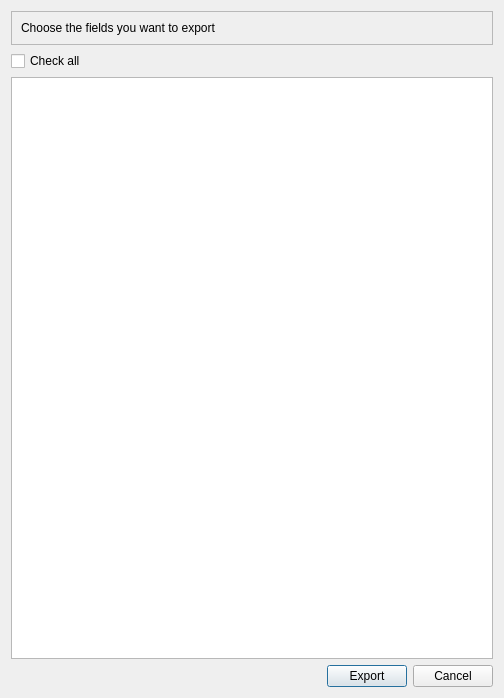
Old version of the form export_option_dialog.ui in the repository WilsonImmunologyLab/VGenes.
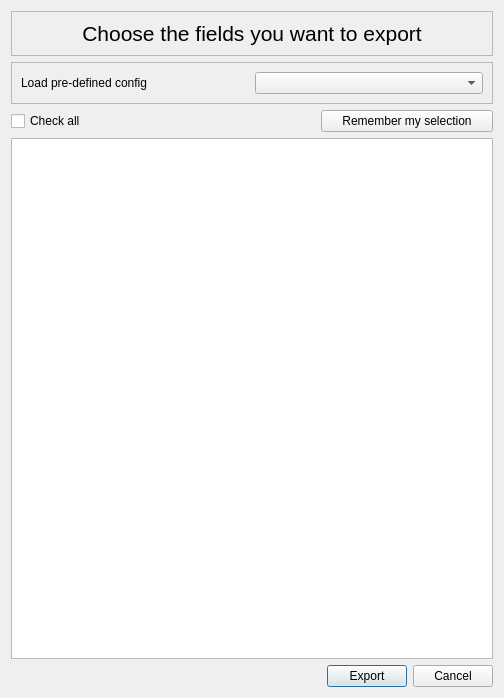
New version of the form.

Commit message: Add config function for CSV export

Patch:
```diff
--- a/export_option_dialog.ui
+++ b/export_option_dialog.ui
@@ -13,37 +13,38 @@
   <property name="windowTitle">
    <string>Dialog</string>
   </property>
-  <layout class="QGridLayout" name="gridLayout_2">
-   <item row="0" column="0" colspan="3">
-    <widget class="QFrame" name="frame">
-     <property name="frameShape">
-      <enum>QFrame::StyledPanel</enum>
+  <layout class="QGridLayout" name="gridLayout_3">
+   <item row="2" column="2" colspan="3">
+    <widget class="QPushButton" name="pushButtonRemember">
+     <property name="text">
+      <string>Remember my selection</string>
      </property>
-     <property name="frameShadow">
-      <enum>QFrame::Raised</enum>
-     </property>
-     <layout class="QGridLayout" name="gridLayout">
-      <item row="0" column="0">
-       <widget class="QLabel" name="label">
-        <property name="text">
-         <string>Choose the fields you want to export</string>
-        </property>
-       </widget>
-      </item>
-     </layout>
     </widget>
    </item>
-   <item row="1" column="0">
+   <item row="2" column="0">
     <widget class="QCheckBox" name="checkBox">
      <property name="text">
       <string>Check all</string>
      </property>
     </widget>
    </item>
-   <item row="2" column="0" colspan="3">
+   <item row="3" column="0" colspan="5">
     <widget class="QTableWidget" name="tableWidget"/>
    </item>
-   <item row="3" column="1">
+   <item row="4" column="0" colspan="3">
+    <spacer name="horizontalSpacer">
+     <property name="orientation">
+      <enum>Qt::Horizontal</enum>
+     </property>
+     <property name="sizeHint" stdset="0">
+      <size>
+       <width>40</width>
+       <height>20</height>
+      </size>
+     </property>
+    </spacer>
+   </item>
+   <item row="4" column="3">
     <widget class="QPushButton" name="pushButtonExport">
      <property name="text">
       <string>Export</string>
@@ -53,15 +54,64 @@
      </property>
     </widget>
    </item>
-   <item row="3" column="2">
+   <item row="4" column="4">
     <widget class="QPushButton" name="pushButtonCancel">
      <property name="text">
       <string>Cancel</string>
      </property>
     </widget>
    </item>
-   <item row="3" column="0">
-    <spacer name="horizontalSpacer">
+   <item row="0" column="0" colspan="5">
+    <widget class="QFrame" name="frame">
+     <property name="frameShape">
+      <enum>QFrame::StyledPanel</enum>
+     </property>
+     <property name="frameShadow">
+      <enum>QFrame::Raised</enum>
+     </property>
+     <layout class="QGridLayout" name="gridLayout">
+      <item row="0" column="0">
+       <widget class="QLabel" name="label">
+        <property name="font">
+         <font>
+          <pointsize>16</pointsize>
+         </font>
+        </property>
+        <property name="text">
+         <string>Choose the fields you want to export</string>
+        </property>
+        <property name="alignment">
+         <set>Qt::AlignCenter</set>
+        </property>
+       </widget>
+      </item>
+     </layout>
+    </widget>
+   </item>
+   <item row="1" column="0" colspan="5">
+    <widget class="QFrame" name="frame_2">
+     <property name="frameShape">
+      <enum>QFrame::StyledPanel</enum>
+     </property>
+     <property name="frameShadow">
+      <enum>QFrame::Raised</enum>
+     </property>
+     <layout class="QGridLayout" name="gridLayout_2">
+      <item row="0" column="0">
+       <widget class="QLabel" name="label_2">
+        <property name="text">
+         <string>Load pre-defined config</string>
+        </property>
+       </widget>
+      </item>
+      <item row="0" column="1">
+       <widget class="QComboBox" name="comboBox"/>
+      </item>
+     </layout>
+    </widget>
+   </item>
+   <item row="2" column="1">
+    <spacer name="horizontalSpacer_2">
      <property name="orientation">
       <enum>Qt::Horizontal</enum>
      </property>
```
The commit also changes 3 other files.
